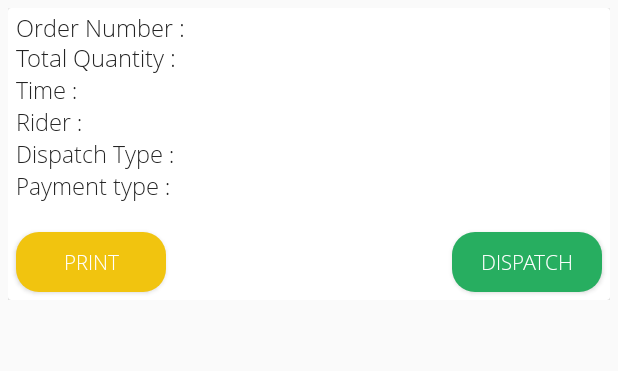
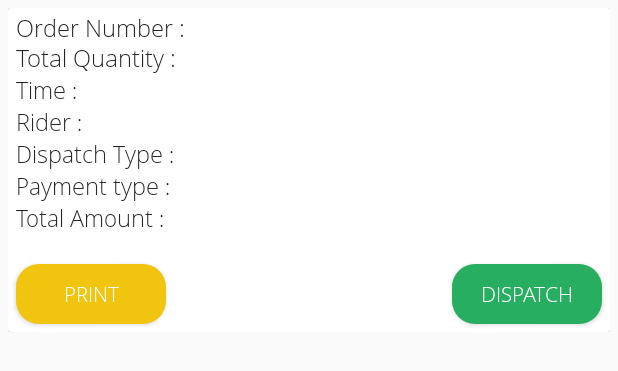
Before and after one commit to eMerage/SmartFoodOutlet, an Android app: the layout listview_orders_pack.xml on its own in the app's theme, with its tools: preview values and no code run, on a phone screen of 412 x 824 dp. Shown: the top 371 px of the screen. Run offline under Robolectric (Android 15) with nearby library versions, the phone set to English and light mode, and no system bars.

Commit message:
production 17

```diff
--- a/app/src/main/res/layout/activity_home.xml
+++ b/app/src/main/res/layout/activity_home.xml
@@ -500,7 +500,6 @@
             android:layout_width="wrap_content"
             android:layout_height="wrap_content"
             android:layout_alignParentBottom="true"
-
             android:layout_centerHorizontal="true"
             android:layout_marginBottom="10dp"
             android:text="Version"
--- a/app/src/main/res/layout/listview_orders_pack.xml
+++ b/app/src/main/res/layout/listview_orders_pack.xml
@@ -176,13 +176,47 @@
                 android:layout_alignParentRight="true" />
 
 
+
+            <emerge.project.onmealoutlet.ui.font.OpenSansLight
+                android:id="@+id/openSansLight32"
+                android:layout_width="wrap_content"
+                android:layout_height="wrap_content"
+                android:layout_alignParentLeft="true"
+                android:layout_alignParentStart="true"
+                android:layout_below="@+id/textView_paymenttype"
+                android:textColor="@color/app_black"
+                android:layout_marginLeft="5dp"
+                android:textSize="15sp"
+                android:text="Total Amount :" />
+
+            <emerge.project.onmealoutlet.ui.font.OpenSansLight
+                android:id="@+id/textView_price"
+                android:layout_width="wrap_content"
+                android:layout_height="wrap_content"
+                android:layout_below="@+id/textView_paymenttype"
+                android:layout_alignParentEnd="true"
+                android:layout_marginRight="5dp"
+                android:textColor="@color/app_black"
+                android:text=""
+                android:textSize="15sp"
+                android:layout_alignParentRight="true" />
+
+
+
+
+
+
+
+
+
+
             <emerge.project.onmealoutlet.ui.font.OpenSansLightButton
                 android:id="@+id/button_dispatch"
                 android:layout_width="100dp"
                 android:layout_height="40dp"
                 android:layout_alignParentEnd="true"
                 android:layout_alignParentRight="true"
-                android:layout_below="@+id/textView_paymenttype"
+                android:layout_below="@+id/textView_price"
                 android:layout_marginBottom="5dp"
                 android:layout_marginRight="5dp"
                 android:layout_marginTop="20dp"
@@ -196,7 +230,7 @@
                 android:layout_height="40dp"
                 android:layout_alignParentLeft="true"
                 android:layout_alignParentStart="true"
-                android:layout_below="@+id/textView_paymenttype"
+                android:layout_below="@+id/textView_price"
                 android:layout_marginBottom="5dp"
                 android:layout_marginLeft="5dp"
                 android:layout_marginTop="20dp"
```
Also changed, not shown: app/build.gradle (+6 -2 lines), app/src/main/java/emerge/project/onmealoutlet/ui/activity/menuhistory/MenuHistoryInteractorImpil.java (+10 -1 lines), app/src/main/java/emerge/project/onmealoutlet/ui/adaptor/OrderHistoryAdapter.java (+10 -1 lines), app/src/main/java/emerge/project/onmealoutlet/ui/adaptor/PackedAdapter.java (+7 -0 lines).
